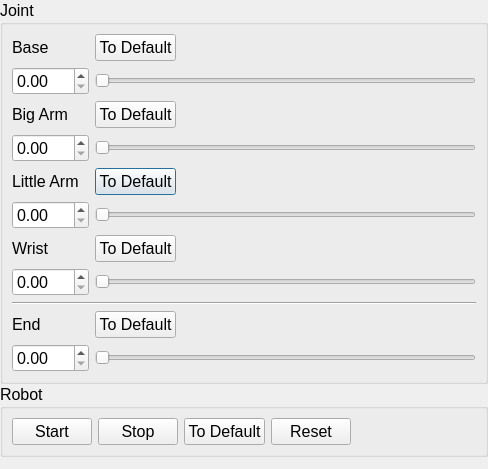
The window that source/wnd/ui/roboaxes.ui (ww4u/megarobostudio) describes before a commit, drawn with Qt 5.
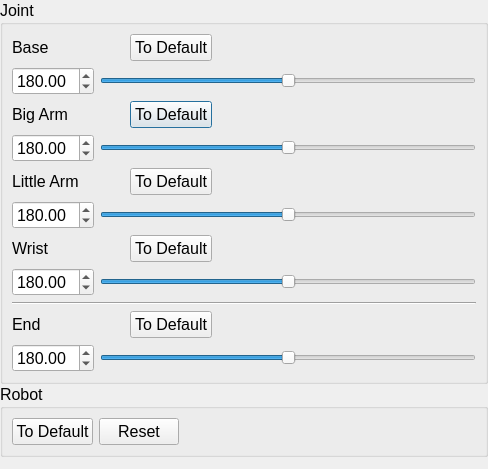
The same window after the commit. Icons and pictures are not drawn.

Patch:
```diff
--- a/source/wnd/ui/roboaxes.ui
+++ b/source/wnd/ui/roboaxes.ui
@@ -17,7 +17,11 @@
    </font>
   </property>
   <property name="windowTitle">
-   <string>机器人</string>
+   <string>Robot</string>
+  </property>
+  <property name="windowIcon">
+   <iconset resource="../res/res.qrc">
+    <normaloff>:/res/image/icon/23.png</normaloff>:/res/image/icon/23.png</iconset>
   </property>
   <property name="sizeGripEnabled">
    <bool>false</bool>
@@ -53,10 +57,13 @@
       <string>Joint</string>
      </property>
      <layout class="QGridLayout" name="gridLayout">
-      <item row="9" column="0">
-       <widget class="QLabel" name="label_5">
-        <property name="text">
-         <string>End</string>
+      <item row="1" column="0">
+       <widget class="QDoubleSpinBox" name="sBoxBase">
+        <property name="maximum">
+         <double>360.000000000000000</double>
+        </property>
+        <property name="value">
+         <double>180.000000000000000</double>
         </property>
        </widget>
       </item>
@@ -67,13 +74,6 @@
         </property>
        </widget>
       </item>
-      <item row="1" column="0">
-       <widget class="QDoubleSpinBox" name="sBoxBase">
-        <property name="maximum">
-         <double>360.000000000000000</double>
-        </property>
-       </widget>
-      </item>
       <item row="0" column="0">
        <widget class="QLabel" name="label">
         <property name="text">
@@ -81,6 +81,13 @@
         </property>
        </widget>
       </item>
+      <item row="9" column="0">
+       <widget class="QLabel" name="label_5">
+        <property name="text">
+         <string>End</string>
+        </property>
+       </widget>
+      </item>
       <item row="2" column="0">
        <widget class="QLabel" name="label_2">
         <property name="text">
@@ -88,13 +95,6 @@
         </property>
        </widget>
       </item>
-      <item row="3" column="0">
-       <widget class="QDoubleSpinBox" name="sBoxBigArm">
-        <property name="maximum">
-         <double>360.000000000000000</double>
-        </property>
-       </widget>
-      </item>
       <item row="4" column="0">
        <widget class="QLabel" name="label_3">
         <property name="text">
@@ -102,11 +102,14 @@
         </property>
        </widget>
       </item>
-      <item row="5" column="0">
-       <widget class="QDoubleSpinBox" name="sBoxLitArm">
+      <item row="3" column="0">
+       <widget class="QDoubleSpinBox" name="sBoxBigArm">
         <property name="maximum">
          <double>360.000000000000000</double>
         </property>
+        <property name="value">
+         <double>180.000000000000000</double>
+        </property>
        </widget>
       </item>
       <item row="7" column="0">
@@ -114,120 +117,268 @@
         <property name="maximum">
          <double>360.000000000000000</double>
         </property>
+        <property name="value">
+         <double>180.000000000000000</double>
+        </property>
        </widget>
       </item>
-      <item row="11" column="0">
-       <widget class="QDoubleSpinBox" name="sBoxHand">
+      <item row="5" column="0">
+       <widget class="QDoubleSpinBox" name="sBoxLitArm">
         <property name="maximum">
          <double>360.000000000000000</double>
         </property>
+        <property name="value">
+         <double>180.000000000000000</double>
+        </property>
        </widget>
       </item>
-      <item row="8" column="0" colspan="5">
+      <item row="8" column="0" colspan="6">
        <widget class="Line" name="line">
         <property name="orientation">
          <enum>Qt::Horizontal</enum>
         </property>
        </widget>
       </item>
-      <item row="9" column="4">
-       <spacer name="horizontalSpacer">
-        <property name="orientation">
-         <enum>Qt::Horizontal</enum>
-        </property>
-        <property name="sizeHint" stdset="0">
-         <size>
-          <width>40</width>
-          <height>20</height>
-         </size>
-        </property>
-       </spacer>
-      </item>
-      <item row="4" column="1">
-       <widget class="QPushButton" name="btnZeroLitArm">
-        <property name="text">
-         <string>To Default</string>
-        </property>
-       </widget>
-      </item>
-      <item row="2" column="1">
+      <item row="2" column="2">
        <widget class="QPushButton" name="btnZeroBigArm">
         <property name="text">
          <string>To Default</string>
         </property>
        </widget>
       </item>
-      <item row="0" column="1">
+      <item row="4" column="2">
+       <widget class="QPushButton" name="btnZeroLitArm">
+        <property name="text">
+         <string>To Default</string>
+        </property>
+       </widget>
+      </item>
+      <item row="0" column="2">
        <widget class="QPushButton" name="btnZeroBase">
         <property name="text">
          <string>To Default</string>
         </property>
        </widget>
       </item>
-      <item row="1" column="1" colspan="4">
+      <item row="11" column="0">
+       <widget class="QDoubleSpinBox" name="sBoxHand">
+        <property name="maximum">
+         <double>360.000000000000000</double>
+        </property>
+        <property name="value">
+         <double>180.000000000000000</double>
+        </property>
+       </widget>
+      </item>
+      <item row="9" column="2">
+       <widget class="QPushButton" name="btnZeroWrist_2">
+        <property name="text">
+         <string>To Default</string>
+        </property>
+       </widget>
+      </item>
+      <item row="6" column="2">
+       <widget class="QPushButton" name="btnZeroWrist">
+        <property name="text">
+         <string>To Default</string>
+        </property>
+       </widget>
+      </item>
+      <item row="0" column="1">
+       <widget class="QLabel" name="label_6">
+        <property name="maximumSize">
+         <size>
+          <width>24</width>
+          <height>24</height>
+         </size>
+        </property>
+        <property name="text">
+         <string/>
+        </property>
+        <property name="pixmap">
+         <pixmap resource="../res/res.qrc">:/res/image/joint/kinematic_base.png</pixmap>
+        </property>
+        <property name="scaledContents">
+         <bool>true</bool>
+        </property>
+       </widget>
+      </item>
+      <item row="1" column="1" colspan="5">
        <widget class="QSlider" name="sldBase">
         <property name="maximum">
          <number>360</number>
         </property>
+        <property name="value">
+         <number>180</number>
+        </property>
         <property name="orientation">
          <enum>Qt::Horizontal</enum>
         </property>
        </widget>
       </item>
-      <item row="3" column="1" colspan="4">
+      <item row="3" column="1" colspan="5">
        <widget class="QSlider" name="sldBigArm">
         <property name="maximum">
          <number>360</number>
         </property>
+        <property name="value">
+         <number>180</number>
+        </property>
         <property name="orientation">
          <enum>Qt::Horizontal</enum>
         </property>
        </widget>
       </item>
-      <item row="5" column="1" colspan="4">
+      <item row="5" column="1" colspan="5">
        <widget class="QSlider" name="sldLitArm">
         <property name="maximum">
          <number>360</number>
         </property>
+        <property name="value">
+         <number>180</number>
+        </property>
         <property name="orientation">
          <enum>Qt::Horizontal</enum>
         </property>
        </widget>
       </item>
-      <item row="6" column="1">
-       <widget class="QPushButton" name="btnZeroWrist">
-        <property name="text">
-         <string>To Default</string>
-        </property>
-       </widget>
-      </item>
-      <item row="7" column="1" colspan="4">
+      <item row="7" column="1" colspan="5">
        <widget class="QSlider" name="sldWrist">
         <property name="maximum">
          <number>360</number>
         </property>
+        <property name="value">
+         <number>180</number>
+        </property>
         <property name="orientation">
          <enum>Qt::Horizontal</enum>
         </property>
        </widget>
       </item>
-      <item row="9" column="1">
-       <widget class="QPushButton" name="btnZeroWrist_2">
-        <property name="text">
-         <string>To Default</string>
-        </property>
-       </widget>
-      </item>
-      <item row="11" column="1" colspan="4">
+      <item row="11" column="1" colspan="5">
        <widget class="QSlider" name="sldHand">
         <property name="maximum">
          <number>360</number>
         </property>
+        <property name="value">
+         <number>180</number>
+        </property>
         <property name="orientation">
          <enum>Qt::Horizontal</enum>
         </property>
        </widget>
       </item>
+      <item row="9" column="1">
+       <widget class="QLabel" name="label_7">
+        <property name="maximumSize">
+         <size>
+          <width>24</width>
+          <height>24</height>
+         </size>
+        </property>
+        <property name="text">
+         <string/>
+        </property>
+        <property name="pixmap">
+         <pixmap resource="../res/res.qrc">:/res/image/joint/kinematic_wrist.png</pixmap>
+        </property>
+        <property name="scaledContents">
+         <bool>true</bool>
+        </property>
+       </widget>
+      </item>
+      <item row="6" column="1">
+       <widget class="QLabel" name="label_8">
+        <property name="maximumSize">
+         <size>
+          <width>24</width>
+          <height>24</height>
+         </size>
+        </property>
+        <property name="text">
+         <string/>
+        </property>
+        <property name="pixmap">
+         <pixmap resource="../res/res.qrc">:/res/image/joint/kinematic_wrist.png</pixmap>
+        </property>
+        <property name="scaledContents">
+         <bool>true</bool>
+        </property>
+       </widget>
+      </item>
+      <item row="4" column="1">
+       <widget class="QLabel" name="label_9">
+        <property name="maximumSize">
+         <size>
+          <width>24</width>
+          <height>24</height>
+         </size>
+        </property>
+        <property name="text">
+         <string/>
+        </property>
+        <property name="pixmap">
+         <pixmap resource="../res/res.qrc">:/res/image/joint/kinematic_s_a.png</pixmap>
+        </property>
+        <property name="scaledContents">
+         <bool>true</bool>
+        </property>
+       </widget>
+      </item>
+      <item row="2" column="1">
+       <widget class="QLabel" name="label_10">
+        <property name="maximumSize">
+         <size>
+          <width>24</width>
+          <height>24</height>
+         </size>
+        </property>
+        <property name="text">
+         <string/>
+        </property>
+        <property name="pixmap">
+         <pixmap resource="../res/res.qrc">:/res/image/joint/kinematic_b_a.png</pixmap>
+        </property>
+        <property name="scaledContents">
+         <bool>true</bool>
+        </property>
+       </widget>
+      </item>
+      <item row="0" column="3" colspan="3">
+       <widget class="QLabel" name="label_11">
+        <property name="text">
+         <string/>
+        </property>
+       </widget>
+      </item>
+      <item row="2" column="3" colspan="3">
+       <widget class="QLabel" name="label_12">
+        <property name="text">
+         <string/>
+        </property>
+       </widget>
+      </item>
+      <item row="4" column="3" colspan="3">
+       <widget class="QLabel" name="label_13">
+        <property name="text">
+         <string/>
+        </property>
+       </widget>
+      </item>
+      <item row="6" column="3" colspan="3">
+       <widget class="QLabel" name="label_14">
+        <property name="text">
+         <string/>
+        </property>
+       </widget>
+      </item>
+      <item row="9" column="3" colspan="3">
+       <widget class="QLabel" name="label_15">
+        <property name="text">
+         <string/>
+        </property>
+       </widget>
+      </item>
      </layout>
     </widget>
    </item>
@@ -237,20 +388,6 @@
       <string>Robot</string>
      </property>
      <layout class="QHBoxLayout" name="horizontalLayout">
-      <item>
-       <widget class="QPushButton" name="pushButton_4">
-        <property name="text">
-         <string>Start</string>
-        </property>
-       </widget>
-      </item>
-      <item>
-       <widget class="QPushButton" name="pushButton_3">
-        <property name="text">
-         <string>Stop</string>
-        </property>
-       </widget>
-      </item>
       <item>
        <widget class="QPushButton" name="pushButton_2">
         <property name="text">
```
Left out of the diff: 6 changed lines with no effect on the pictures.
